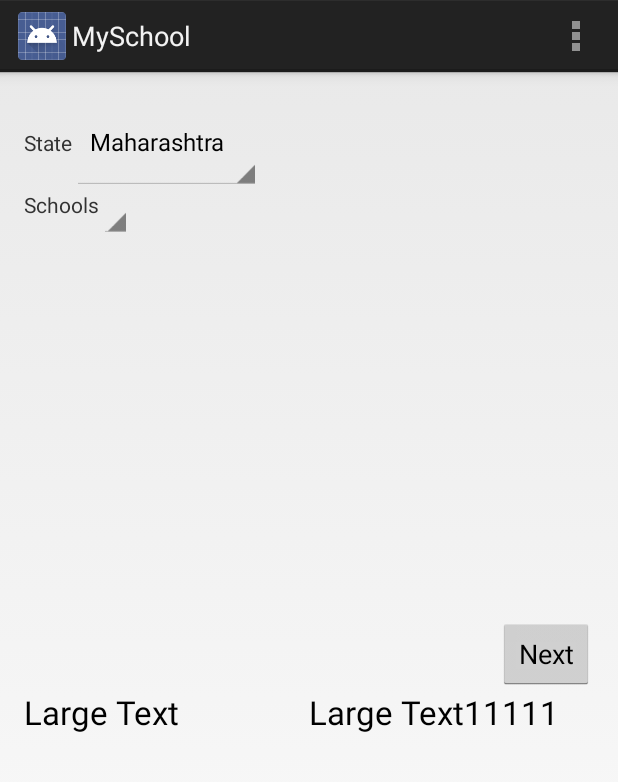
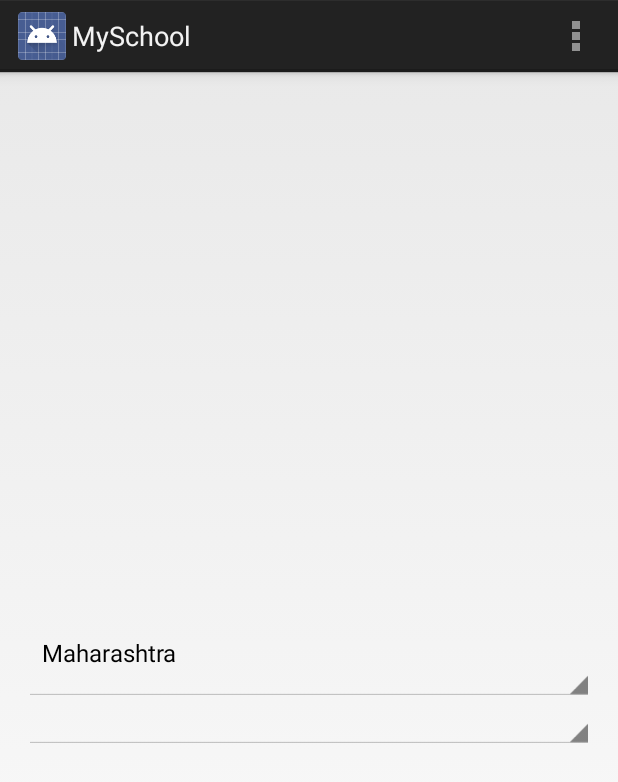
Before and after one commit to kanaiyathacker/SchoolMate, an Android app: the screen it shows after launch (HomeActivity), on a phone screen of 412 x 824 dp. Shown: the top 782 px of the screen. Run offline under Robolectric (Android 15) with nearby library versions, the phone set to English and light mode, and no system bars.

Commit message:
COmmit files

```diff
--- /dev/null
+++ b/app/src/main/gen/com/example/vaiotech/myschool/BuildConfig.java
@@ -0,0 +1,8 @@
+/*___Generated_by_IDEA___*/
+
+package com.example.vaiotech.myschool;
+
+/* This stub is only used by the IDE. It is NOT the BuildConfig class actually packed into the APK */
+public final class BuildConfig {
+  public final static boolean DEBUG = Boolean.parseBoolean(null);
+}
--- /dev/null
+++ b/app/src/main/gen/com/example/vaiotech/myschool/Manifest.java
@@ -0,0 +1,7 @@
+/*___Generated_by_IDEA___*/
+
+package com.example.vaiotech.myschool;
+
+/* This stub is only used by the IDE. It is NOT the Manifest class actually packed into the APK */
+public final class Manifest {
+}
--- /dev/null
+++ b/app/src/main/gen/com/example/vaiotech/myschool/R.java
@@ -0,0 +1,7 @@
+/*___Generated_by_IDEA___*/
+
+package com.example.vaiotech.myschool;
+
+/* This stub is only used by the IDE. It is NOT the R class actually packed into the APK */
+public final class R {
+}
--- a/app/src/main/java/com/vaiotech/services/RestServiceImpl.java
+++ b/app/src/main/java/com/vaiotech/services/RestServiceImpl.java
@@ -36,31 +36,5 @@ public class RestServiceImpl extends RetrofitSpiceRequest<String , RestServiceIn
          return "Kanaiya,....";
     }
 
-    public class Exception {
-        private Status status;
-        public Status getStatus(){
-            return this.status;
-        }
-        public void setStatus(Status status){
-            this.status = status;
-        }
-    }
 
-    public class Status {
-        private String message;
-        private Number value;
-
-        public String getMessage(){
-            return this.message;
-        }
-        public void setMessage(String message){
-            this.message = message;
-        }
-        public Number getValue(){
-            return this.value;
-        }
-        public void setValue(Number value){
-            this.value = value;
-        }
-    }
 }
--- a/app/src/main/java/com/vaiotech/services/RestServiceInterface.java
+++ b/app/src/main/java/com/vaiotech/services/RestServiceInterface.java
@@ -9,4 +9,10 @@ import retrofit.http.Path;
 public interface RestServiceInterface {
     @GET("/")
     Object getDescription();
+
+    @GET("/")
+    Object getCity();
+
+    @GET("/")
+    Object getSchool();
 }
--- a/app/src/main/res/layout/activity_home.xml
+++ b/app/src/main/res/layout/activity_home.xml
@@ -8,92 +8,22 @@
     android:paddingBottom="@dimen/activity_vertical_margin"
     tools:context=".HomeActivity">
 
-    <LinearLayout
-        android:layout_width="wrap_content"
-        android:layout_height="wrap_content"
-        android:id="@+id/stateLinearLayout"
-        >
-        <TextView
-            android:text="State"
-            android:layout_width="wrap_content"
-            android:layout_height="wrap_content"
-            android:id="@+id/stateLable" />
+
 
         <Spinner
-            android:layout_width="wrap_content"
+            android:layout_width="fill_parent"
             android:layout_height="wrap_content"
             android:id="@+id/stateSpinner"
-            android:layout_toRightOf="@+id/stateLable"
+            android:layout_centerVertical="true"
+            android:layout_centerHorizontal="true"
+
         />
-    </LinearLayout>
 
-    <LinearLayout
-        android:layout_width="wrap_content"
-        android:layout_height="wrap_content"
-        android:layout_below="@+id/stateLinearLayout"
-        android:id="@+id/schoolLinearLayout"
-    >
-        <TextView
-            android:text="Schools"
-            android:layout_width="wrap_content"
-            android:layout_height="wrap_content"
-            android:layout_below="@+id/stateLinearLayout"
-            android:id="@+id/schoolLabel" />
         <Spinner
-            android:layout_width="wrap_content"
+            android:layout_width="fill_parent"
             android:layout_height="wrap_content"
             android:id="@+id/schoolSpinner"
-            android:layout_toRightOf="@+id/schoolLabel"
-            />
-    </LinearLayout>
-
-    <Button
-        android:layout_width="wrap_content"
-        android:layout_height="wrap_content"
-        android:text="Next"
-        android:id="@+id/next"
-        android:layout_centerVertical="true"
-        android:layout_centerHorizontal="true"
-        android:layout_alignParentEnd="true"
-        android:onClick="next" /><![CDATA[
-
-    TextView
-        android:layout_width="wrap_content"
-        android:layout_height="wrap_content"
-        android:textAppearance="?android:attr/textAppearanceLarge"
-        android:text="Large Text"
-        android:id="@+id/textView"
-        android:layout_below="@+id/next"
-        android:layout_centerHorizontal="true"
-        android:layout_marginTop="53dp"
-        android:textSize="40dp" />
-
-    ]]>
-
-    <LinearLayout
-        android:layout_width="match_parent"
-        android:layout_height="wrap_content"
-        android:layout_below="@+id/next"
-        >
-
-
-        <TextView
-            android:layout_width="fill_parent"
-            android:layout_height="wrap_content"
-            android:textAppearance="?android:attr/textAppearanceLarge"
-            android:text="Large Text"
-            android:layout_weight="1"
-            android:id="@+id/textView2" />
-
-        <TextView
-            android:layout_width="fill_parent"
-            android:layout_height="wrap_content"
-            android:textAppearance="?android:attr/textAppearanceLarge"
-            android:text="Large Text11111"
-            android:layout_weight="1"
-            android:layout_toRightOf="@+id/textView2"
-            android:id="@+id/textView3"
-             />
-    </LinearLayout>
+            android:layout_below="@+id/stateSpinner"
+         />
 
 </RelativeLayout>
```
Also changed, not shown: 4 other files.
